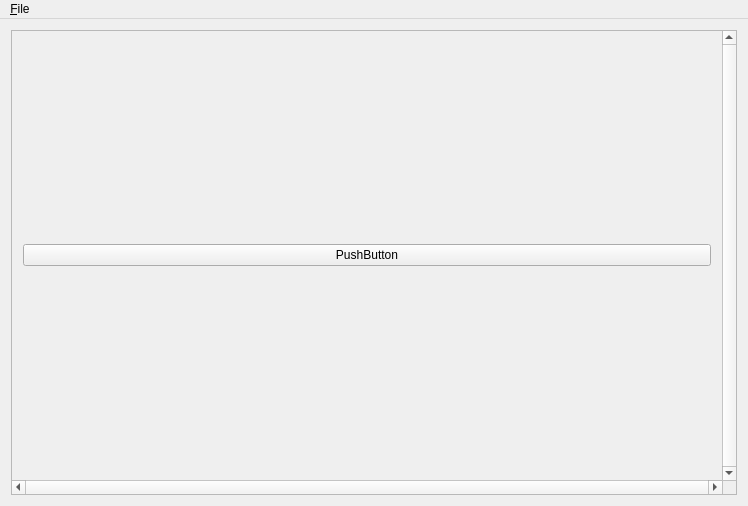
Old version of the form tfp/forms/MainWindow.ui in the repository TheComet/tfp.
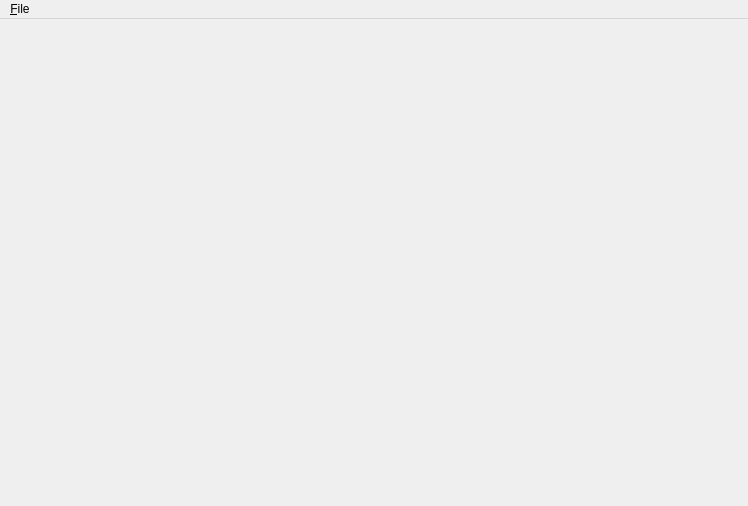
New version of the form.

Commit message: Bode plot works, wrote a class for the standard low order filters

What changed in the file:
```diff
--- a/tfp/forms/MainWindow.ui
+++ b/tfp/forms/MainWindow.ui
@@ -14,40 +14,7 @@
    <string>Transfer Function Plotter</string>
   </property>
   <widget class="QWidget" name="centralWidget">
-   <layout class="QHBoxLayout" name="horizontalLayout">
-    <item>
-     <widget class="QScrollArea" name="scrollArea">
-      <property name="verticalScrollBarPolicy">
-       <enum>Qt::ScrollBarAlwaysOn</enum>
-      </property>
-      <property name="horizontalScrollBarPolicy">
-       <enum>Qt::ScrollBarAlwaysOn</enum>
-      </property>
-      <property name="widgetResizable">
-       <bool>true</bool>
-      </property>
-      <widget class="QWidget" name="scrollAreaWidgetContents">
-       <property name="geometry">
-        <rect>
-         <x>0</x>
-         <y>0</y>
-         <width>710</width>
-         <height>448</height>
-        </rect>
-       </property>
-       <layout class="QHBoxLayout" name="horizontalLayout_2">
-        <item>
-         <widget class="QPushButton" name="pushButton">
-          <property name="text">
-           <string>PushButton</string>
-          </property>
-         </widget>
-        </item>
-       </layout>
-      </widget>
-     </widget>
-    </item>
-   </layout>
+   <layout class="QHBoxLayout" name="horizontalLayout" stretch=""/>
   </widget>
   <widget class="QMenuBar" name="menuBar">
    <property name="geometry">
```
The commit also changes 39 other files.
